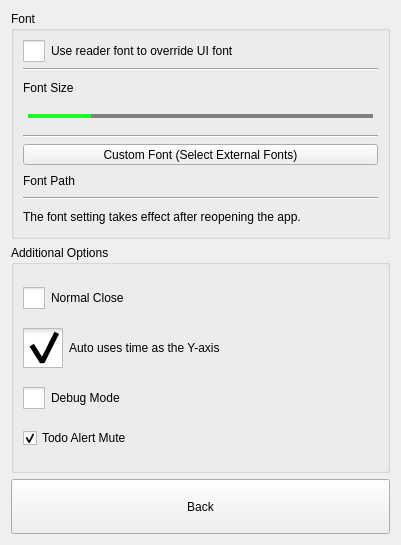
Above: src/dlgpreferences.ui from ic005k/Knot-Legacy before the change. Below: the same form after it.
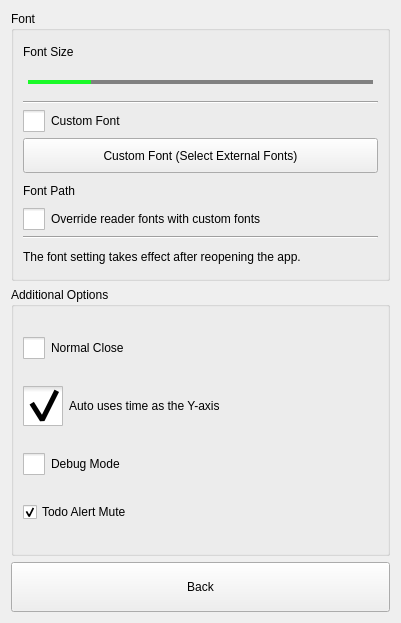
That is the form after the change. Icons and pictures are not drawn.

Commit message: Optimized font setting options

What changed in the file:
```diff
--- a/src/dlgpreferences.ui
+++ b/src/dlgpreferences.ui
@@ -7,7 +7,7 @@
     <x>0</x>
     <y>0</y>
     <width>401</width>
-    <height>545</height>
+    <height>623</height>
    </rect>
   </property>
   <property name="windowTitle">
@@ -20,30 +20,6 @@
       <string>Font</string>
      </property>
      <layout class="QVBoxLayout" name="verticalLayout">
-      <item>
-       <widget class="QCheckBox" name="chkReaderFont">
-        <property name="styleSheet">
-         <string notr="true">QCheckBox::indicator {
-    /* 选择框尺寸 */
-    width:22px;
-    height:22px;
-}</string>
-        </property>
-        <property name="text">
-         <string>Use reader font to override UI font</string>
-        </property>
-        <property name="checked">
-         <bool>false</bool>
-        </property>
-       </widget>
-      </item>
-      <item>
-       <widget class="Line" name="line_3">
-        <property name="orientation">
-         <enum>Qt::Horizontal</enum>
-        </property>
-       </widget>
-      </item>
       <item>
        <widget class="QLabel" name="lblFontDemo">
         <property name="text">
@@ -115,6 +91,23 @@
         </property>
        </widget>
       </item>
+      <item>
+       <widget class="QCheckBox" name="chkCustomFont">
+        <property name="styleSheet">
+         <string notr="true">QCheckBox::indicator {
+    /* 选择框尺寸 */
+    width:22px;
+    height:22px;
+}</string>
+        </property>
+        <property name="text">
+         <string>Custom Font</string>
+        </property>
+        <property name="checked">
+         <bool>false</bool>
+        </property>
+       </widget>
+      </item>
       <item>
        <widget class="QToolButton" name="btnCustomFont">
         <property name="sizePolicy">
@@ -123,6 +116,12 @@
           <verstretch>0</verstretch>
          </sizepolicy>
         </property>
+        <property name="minimumSize">
+         <size>
+          <width>0</width>
+          <height>35</height>
+         </size>
+        </property>
         <property name="text">
          <string>Custom Font (Select External Fonts)</string>
         </property>
@@ -138,6 +137,23 @@
         </property>
        </widget>
       </item>
+      <item>
+       <widget class="QCheckBox" name="chkReaderFont">
+        <property name="styleSheet">
+         <string notr="true">QCheckBox::indicator {
+    /* 选择框尺寸 */
+    width:22px;
+    height:22px;
+}</string>
+        </property>
+        <property name="text">
+         <string>Override reader fonts with custom fonts</string>
+        </property>
+        <property name="checked">
+         <bool>false</bool>
+        </property>
+       </widget>
+      </item>
       <item>
        <widget class="Line" name="line">
         <property name="orientation">
@@ -242,7 +258,7 @@
      <property name="minimumSize">
       <size>
        <width>0</width>
-       <height>55</height>
+       <height>50</height>
       </size>
      </property>
      <property name="text">
```
The commit also changes 5 other files.
